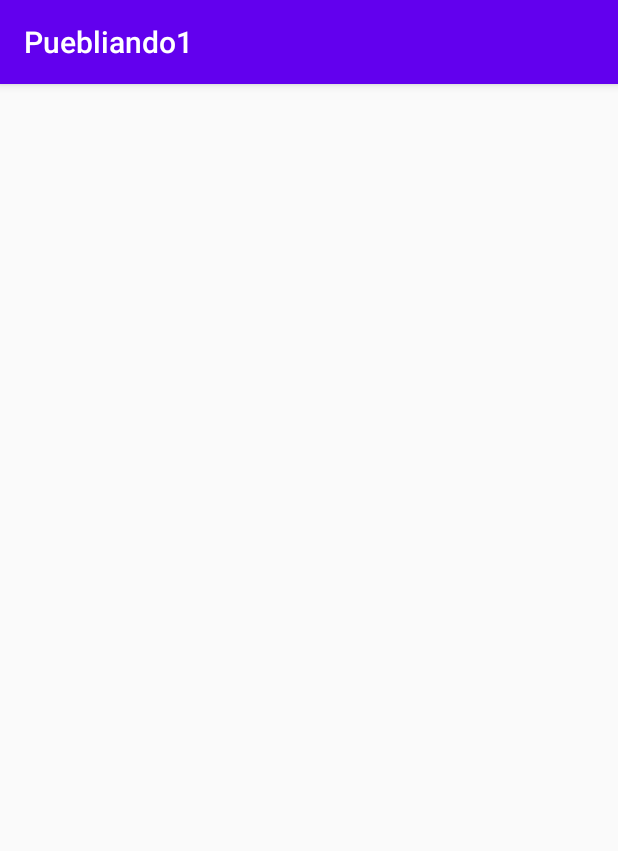
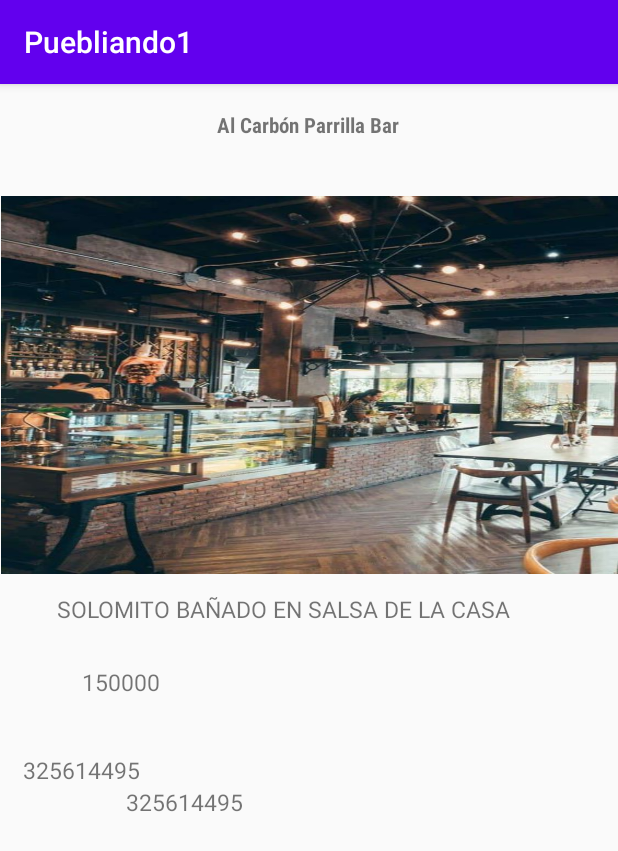
Before and after one commit to stevevelasquez2003/enviomovil2listas, an Android app: the ListaRestaurantes screen opened directly, with no data from a screen before it, on a phone screen of 412 x 824 dp. Shown: the top 851 px of the screen. Run offline under Robolectric (Android 15) with nearby library versions, the phone set to English and light mode, and no system bars.

Commit message:
cree las listas

```diff
--- a/app/src/main/java/com/example/puebliando1/ListaRestaurantes.java
+++ b/app/src/main/java/com/example/puebliando1/ListaRestaurantes.java
@@ -6,11 +6,10 @@
 import android.support.v7.widget.RecyclerView;
 
 import com.example.puebliando1.moldes.MoldeRestaurantes;
-import com.example.puebliando1.moldes.Moldehotel;
 
 import java.util.ArrayList;
 
-import adaptadores.AdaptadorHoteles;
+
 import adaptadores.AdaptadorRestaurantes;
 
 public class ListaRestaurantes extends AppCompatActivity {
@@ -30,6 +29,12 @@
     }
 
     private void llenarListaConDatos() {
+        listaRestaurantes.add(new MoldeRestaurantes("Al Carbón Parrilla Bar",R.drawable.restauranteuno,"325614495","150000","SOLOMITO BAÑADO EN SALSA DE LA CASA"));
+        listaRestaurantes.add(new MoldeRestaurantes("Casa de Cielo",R.drawable.restaurantedos,"312458475","250000","MARISCOS"));
+        listaRestaurantes.add(new MoldeRestaurantes("Placido Gourmet",R.drawable.restaurantetres,"215463248","190000","SALMON"));
+        listaRestaurantes.add(new MoldeRestaurantes("La Fiesta Espresso",R.drawable.restaurantecuatro,"332625234","155000","SUSHI"));
+        listaRestaurantes.add(new MoldeRestaurantes("Le Gros Luxe",R.drawable.restaurantecinco,"315425214","185000","TRUCHA EN SALSA DE UVAS"));
+        listaRestaurantes.add(new MoldeRestaurantes("Bella Grande Restaurant",R.drawable.restauranteseis,"214265324","150000","BANDEJA PAISA"));
 
 
     }
--- a/app/src/main/java/com/example/puebliando1/moldes/MoldeRestaurantes.java
+++ b/app/src/main/java/com/example/puebliando1/moldes/MoldeRestaurantes.java
@@ -1,12 +1,13 @@
-package com.example.puebliando1.moldes;public class MoldeRestaurantes {
+package com.example.puebliando1.moldes;
+
+import java.io.Serializable;
+
+public class MoldeRestaurantes implements Serializable {
     private  String nombre;
     private  Integer foto;
     private  String telefono;
     private  String rangoPrecio;
     private  String platoRecomendado;
-
-    public MoldeRestaurantes() {
-    }
 
     public MoldeRestaurantes(String nombre, Integer foto, String telefono, String rangoPrecio, String platoRecomendado) {
         this.nombre = nombre;
--- a/app/src/main/java/com/example/puebliando1/moldes/Moldehotel.java
+++ b/app/src/main/java/com/example/puebliando1/moldes/Moldehotel.java
@@ -1,6 +1,8 @@
 package com.example.puebliando1.moldes;
 
-public class Moldehotel {
+import java.io.Serializable;
+
+public class Moldehotel implements Serializable {
    private String nombre;
    private String precio;
    private  String telefono;
--- a/app/src/main/res/layout/molderestaurante.xml
+++ b/app/src/main/res/layout/molderestaurante.xml
@@ -3,7 +3,7 @@
     xmlns:tools="http://schemas.android.com/tools"
     android:layout_width="match_parent"
     android:layout_height="match_parent"
-    android:background="@drawable/fondosi"
+
     xmlns:app="http://schemas.android.com/apk/res-auto">
 
     <TextView
@@ -32,32 +32,33 @@
         app:layout_constraintStart_toStartOf="parent"
         app:layout_constraintTop_toTopOf="parent"
         app:layout_constraintVertical_bias="0.13" />
+
     <TextView
         android:id="@+id/RangoRestaurantes"
         android:layout_width="wrap_content"
         android:layout_height="wrap_content"
-        app:layout_constraintTop_toBottomOf="@id/fotoListaRestaurante"
+        android:text="Rango precio ($30000 COP - $150000 COP) "
+        android:textSize="15dp"
+        app:layout_constraintBottom_toBottomOf="parent"
         app:layout_constraintEnd_toEndOf="parent"
+        app:layout_constraintHorizontal_bias="0.151"
         app:layout_constraintStart_toStartOf="parent"
-        app:layout_constraintBottom_toBottomOf="parent"
-        android:text="Rango precio ($30000 COP - $150000 COP) "
-        app:layout_constraintVertical_bias="0.060"
-        app:layout_constraintHorizontal_bias="0.04"
-        android:textSize="15dp"
-        />
+        app:layout_constraintTop_toBottomOf="@id/PlatoRecomendado"
+
+        app:layout_constraintVertical_bias="0.062" />
+
     <TextView
         android:id="@+id/TelefonoRestaurante"
         android:layout_width="wrap_content"
         android:layout_height="wrap_content"
-        app:layout_constraintTop_toBottomOf="@id/fotoListaRestaurante"
+        android:text="telefono: "
+        android:textSize="15dp"
+        app:layout_constraintBottom_toBottomOf="parent"
         app:layout_constraintEnd_toEndOf="parent"
+        app:layout_constraintHorizontal_bias="0.045"
         app:layout_constraintStart_toStartOf="parent"
-        app:layout_constraintBottom_toBottomOf="parent"
-        android:text="telefono: "
-        app:layout_constraintVertical_bias="0.150"
-        app:layout_constraintHorizontal_bias="0.02"
-        android:textSize="15dp"
-        />
+        app:layout_constraintTop_toBottomOf="@id/RangoRestaurantes"
+        app:layout_constraintVertical_bias="0.095" />
 
     <TextView
         android:id="@+id/NumeroRestaurante"
@@ -69,18 +70,27 @@
         android:textSize="15dp"
         app:layout_constraintBottom_toBottomOf="parent"
         app:layout_constraintEnd_toEndOf="parent"
-        app:layout_constraintHorizontal_bias="0.04"/>
+        app:layout_constraintHorizontal_bias="1.0"
+        app:layout_constraintStart_toEndOf="@id/TelefonoRestaurante"
+        app:layout_constraintTop_toBottomOf="@id/TelefonoRestaurante"
+        app:layout_constraintVertical_bias="0.312" />
 
     <TextView
         android:id="@+id/PlatoRecomendado"
-        android:layout_width="407dp"
-        android:layout_height="26dp"
-        android:layout_marginEnd="4dp"
-        android:layout_marginBottom="288dp"
+        android:layout_width="wrap_content"
+        android:layout_height="wrap_content"
         android:text="Plato recomendado : Pollo en salsa de mango al curry "
+        android:textAlignment="center"
         android:textSize="15dp"
         app:layout_constraintBottom_toBottomOf="parent"
-        app:layout_constraintEnd_toEndOf="parent" />
+        app:layout_constraintEnd_toEndOf="parent"
+        app:layout_constraintHorizontal_bias="0.339"
+        app:layout_constraintStart_toStartOf="parent"
+        app:layout_constraintTop_toBottomOf="@id/fotoListaRestaurante"
+        app:layout_constraintVertical_bias="0.027"
+
+
+        />
 
     />
 </android.support.constraint.ConstraintLayout>
```
Also changed, not shown: app/src/main/AndroidManifest.xml (+21 -0 lines), app/src/main/java/adaptadores/AdaptadorHoteles.java (+11 -0 lines), app/src/main/java/adaptadores/AdaptadorRestaurantes.java (+11 -3 lines), app/src/main/java/com/example/puebliando1/AmpliandoHotel.java (added, +21 -0 lines), app/src/main/java/com/example/puebliando1/AmpliandoRestaurantes.java (added, +13 -0 lines), app/src/main/java/com/example/puebliando1/AmpliandoTurismo.java (added, +13 -0 lines), app/src/main/java/com/example/puebliando1/ListaSitiosTuristicos.java (+21 -0 lines), app/src/main/res/layout/activity_ampliando_hotel.xml (added, +9 -0 lines), app/src/main/res/layout/activity_ampliando_restaurantes.xml (added, +9 -0 lines), app/src/main/res/layout/activity_ampliando_turismo.xml (added, +9 -0 lines).
